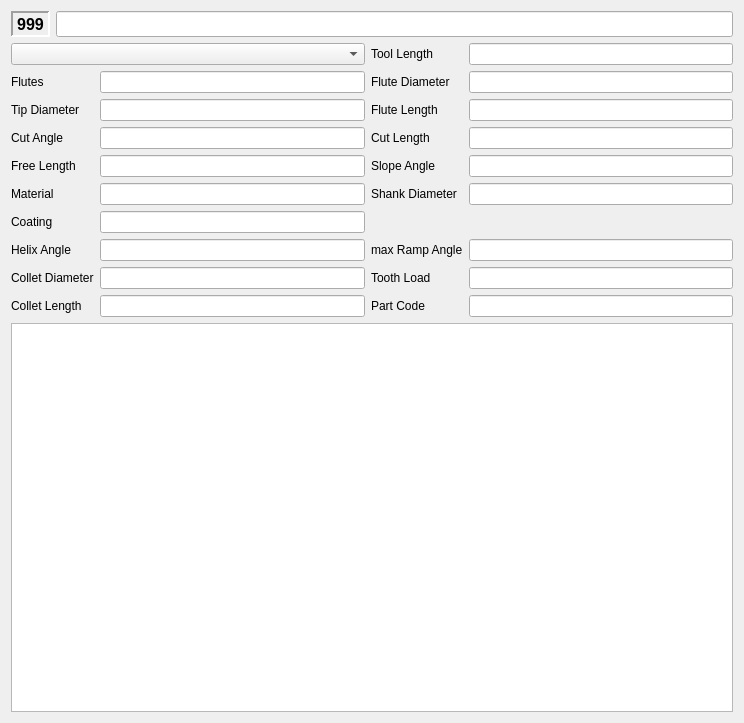
Above: src/UI/ToolEditor.ui from DjangoReinhard/FalconView before the change. Below: the same form after it.
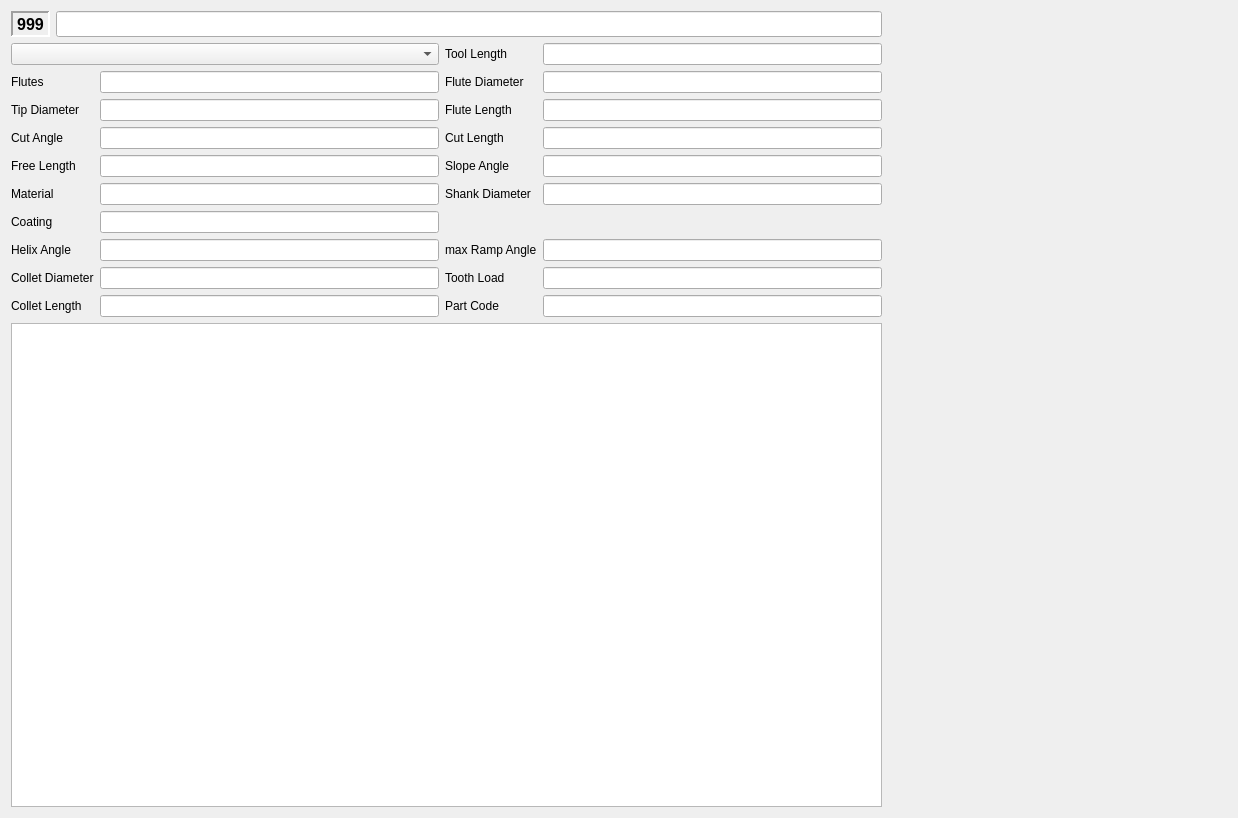
That is the form after the change. Icons and pictures are not drawn.

Commit message: fix help and create workaround for wrong qt resize handling

```diff
--- a/src/UI/ToolEditor.ui
+++ b/src/UI/ToolEditor.ui
@@ -6,100 +6,22 @@
    <rect>
     <x>0</x>
     <y>0</y>
-    <width>744</width>
-    <height>723</height>
+    <width>1238</width>
+    <height>818</height>
    </rect>
   </property>
+  <property name="sizePolicy">
+   <sizepolicy hsizetype="Expanding" vsizetype="Expanding">
+    <horstretch>0</horstretch>
+    <verstretch>0</verstretch>
+   </sizepolicy>
+  </property>
   <property name="windowTitle">
    <string>Form</string>
   </property>
-  <layout class="QGridLayout" name="gridLayout" columnstretch="0,0,10,0,10">
-   <item row="4" column="4">
-    <widget class="QLineEdit" name="eLenCut">
-     <property name="sizePolicy">
-      <sizepolicy hsizetype="MinimumExpanding" vsizetype="Fixed">
-       <horstretch>0</horstretch>
-       <verstretch>0</verstretch>
-      </sizepolicy>
-     </property>
-    </widget>
-   </item>
-   <item row="5" column="2">
-    <widget class="QLineEdit" name="eLenFree">
-     <property name="sizePolicy">
-      <sizepolicy hsizetype="MinimumExpanding" vsizetype="Fixed">
-       <horstretch>0</horstretch>
-       <verstretch>0</verstretch>
-      </sizepolicy>
-     </property>
-    </widget>
-   </item>
-   <item row="3" column="2">
-    <widget class="QLineEdit" name="eDiaTip">
-     <property name="sizePolicy">
-      <sizepolicy hsizetype="MinimumExpanding" vsizetype="Fixed">
-       <horstretch>0</horstretch>
-       <verstretch>0</verstretch>
-      </sizepolicy>
-     </property>
-    </widget>
-   </item>
-   <item row="8" column="4">
-    <widget class="QLineEdit" name="eAngMaxRamp">
-     <property name="sizePolicy">
-      <sizepolicy hsizetype="MinimumExpanding" vsizetype="Fixed">
-       <horstretch>0</horstretch>
-       <verstretch>0</verstretch>
-      </sizepolicy>
-     </property>
-    </widget>
-   </item>
-   <item row="4" column="2">
-    <widget class="QLineEdit" name="eAngCut">
-     <property name="sizePolicy">
-      <sizepolicy hsizetype="MinimumExpanding" vsizetype="Fixed">
-       <horstretch>0</horstretch>
-       <verstretch>0</verstretch>
-      </sizepolicy>
-     </property>
-    </widget>
-   </item>
-   <item row="3" column="4">
-    <widget class="QLineEdit" name="eLenFlute">
-     <property name="sizePolicy">
-      <sizepolicy hsizetype="MinimumExpanding" vsizetype="Fixed">
-       <horstretch>0</horstretch>
-       <verstretch>0</verstretch>
-      </sizepolicy>
-     </property>
-    </widget>
-   </item>
-   <item row="5" column="3">
-    <widget class="QLabel" name="label_13">
-     <property name="text">
-      <string>Slope Angle</string>
-     </property>
-    </widget>
-   </item>
-   <item row="2" column="2">
-    <widget class="QLineEdit" name="eFlutes">
-     <property name="sizePolicy">
-      <sizepolicy hsizetype="MinimumExpanding" vsizetype="Fixed">
-       <horstretch>0</horstretch>
-       <verstretch>0</verstretch>
-      </sizepolicy>
-     </property>
-    </widget>
-   </item>
-   <item row="8" column="3">
-    <widget class="QLabel" name="label_16">
-     <property name="text">
-      <string>max Ramp Angle</string>
-     </property>
-    </widget>
-   </item>
-   <item row="3" column="3">
-    <widget class="QLabel" name="label_7">
+  <layout class="QGridLayout" name="gridLayout" columnstretch="0,0,1,0,1,1">
+   <item row="1" column="3">
+    <widget class="QLabel" name="label">
      <property name="sizePolicy">
       <sizepolicy hsizetype="Preferred" vsizetype="Minimum">
        <horstretch>0</horstretch>
@@ -107,17 +29,14 @@
       </sizepolicy>
      </property>
      <property name="text">
-      <string>Flute Length</string>
+      <string>Tool Length</string>
      </property>
     </widget>
    </item>
-   <item row="9" column="4">
-    <widget class="QLineEdit" name="eLoad">
-     <property name="sizePolicy">
-      <sizepolicy hsizetype="MinimumExpanding" vsizetype="Fixed">
-       <horstretch>0</horstretch>
-       <verstretch>0</verstretch>
-      </sizepolicy>
+   <item row="9" column="0" colspan="2">
+    <widget class="QLabel" name="label_12">
+     <property name="text">
+      <string>Collet Diameter</string>
      </property>
     </widget>
    </item>
@@ -131,6 +50,13 @@
      </property>
     </widget>
    </item>
+   <item row="8" column="3">
+    <widget class="QLabel" name="label_16">
+     <property name="text">
+      <string>max Ramp Angle</string>
+     </property>
+    </widget>
+   </item>
    <item row="5" column="4">
     <widget class="QLineEdit" name="eAngSlope">
      <property name="sizePolicy">
@@ -141,6 +67,79 @@
      </property>
     </widget>
    </item>
+   <item row="10" column="2">
+    <widget class="QLineEdit" name="eLenColl">
+     <property name="sizePolicy">
+      <sizepolicy hsizetype="MinimumExpanding" vsizetype="Fixed">
+       <horstretch>0</horstretch>
+       <verstretch>0</verstretch>
+      </sizepolicy>
+     </property>
+    </widget>
+   </item>
+   <item row="6" column="0" colspan="2">
+    <widget class="QLabel" name="label_10">
+     <property name="text">
+      <string>Material</string>
+     </property>
+    </widget>
+   </item>
+   <item row="4" column="0" colspan="2">
+    <widget class="QLabel" name="label_5">
+     <property name="sizePolicy">
+      <sizepolicy hsizetype="Preferred" vsizetype="Minimum">
+       <horstretch>0</horstretch>
+       <verstretch>0</verstretch>
+      </sizepolicy>
+     </property>
+     <property name="text">
+      <string>Cut Angle</string>
+     </property>
+    </widget>
+   </item>
+   <item row="8" column="4">
+    <widget class="QLineEdit" name="eAngMaxRamp">
+     <property name="sizePolicy">
+      <sizepolicy hsizetype="MinimumExpanding" vsizetype="Fixed">
+       <horstretch>0</horstretch>
+       <verstretch>0</verstretch>
+      </sizepolicy>
+     </property>
+    </widget>
+   </item>
+   <item row="9" column="4">
+    <widget class="QLineEdit" name="eLoad">
+     <property name="sizePolicy">
+      <sizepolicy hsizetype="MinimumExpanding" vsizetype="Fixed">
+       <horstretch>0</horstretch>
+       <verstretch>0</verstretch>
+      </sizepolicy>
+     </property>
+    </widget>
+   </item>
+   <item row="3" column="0" colspan="2">
+    <widget class="QLabel" name="label_4">
+     <property name="sizePolicy">
+      <sizepolicy hsizetype="Preferred" vsizetype="Minimum">
+       <horstretch>0</horstretch>
+       <verstretch>0</verstretch>
+      </sizepolicy>
+     </property>
+     <property name="text">
+      <string>Tip Diameter</string>
+     </property>
+    </widget>
+   </item>
+   <item row="4" column="4">
+    <widget class="QLineEdit" name="eLenCut">
+     <property name="sizePolicy">
+      <sizepolicy hsizetype="MinimumExpanding" vsizetype="Fixed">
+       <horstretch>0</horstretch>
+       <verstretch>0</verstretch>
+      </sizepolicy>
+     </property>
+    </widget>
+   </item>
    <item row="9" column="2">
     <widget class="QLineEdit" name="eDiaColl">
      <property name="sizePolicy">
@@ -151,8 +150,18 @@
      </property>
     </widget>
    </item>
-   <item row="1" column="3">
-    <widget class="QLabel" name="label">
+   <item row="6" column="2">
+    <widget class="QLineEdit" name="eMaterial">
+     <property name="sizePolicy">
+      <sizepolicy hsizetype="MinimumExpanding" vsizetype="Fixed">
+       <horstretch>0</horstretch>
+       <verstretch>0</verstretch>
+      </sizepolicy>
+     </property>
+    </widget>
+   </item>
+   <item row="2" column="0" colspan="2">
+    <widget class="QLabel" name="label_2">
      <property name="sizePolicy">
       <sizepolicy hsizetype="Preferred" vsizetype="Minimum">
        <horstretch>0</horstretch>
@@ -160,12 +169,12 @@
       </sizepolicy>
      </property>
      <property name="text">
-      <string>Tool Length</string>
+      <string>Flutes</string>
      </property>
     </widget>
    </item>
-   <item row="8" column="2">
-    <widget class="QLineEdit" name="eAngHelix">
+   <item row="10" column="4">
+    <widget class="QLineEdit" name="ePartCode">
      <property name="sizePolicy">
       <sizepolicy hsizetype="MinimumExpanding" vsizetype="Fixed">
        <horstretch>0</horstretch>
@@ -174,10 +183,61 @@
      </property>
     </widget>
    </item>
-   <item row="9" column="3">
-    <widget class="QLabel" name="label_19">
+   <item row="5" column="3">
+    <widget class="QLabel" name="label_13">
      <property name="text">
-      <string>Tooth Load</string>
+      <string>Slope Angle</string>
+     </property>
+    </widget>
+   </item>
+   <item row="7" column="2">
+    <widget class="QLineEdit" name="eCoating">
+     <property name="sizePolicy">
+      <sizepolicy hsizetype="MinimumExpanding" vsizetype="Fixed">
+       <horstretch>0</horstretch>
+       <verstretch>0</verstretch>
+      </sizepolicy>
+     </property>
+    </widget>
+   </item>
+   <item row="10" column="0" colspan="2">
+    <widget class="QLabel" name="label_17">
+     <property name="text">
+      <string>Collet Length</string>
+     </property>
+    </widget>
+   </item>
+   <item row="1" column="0" colspan="3">
+    <widget class="QComboBox" name="cbType">
+     <property name="sizePolicy">
+      <sizepolicy hsizetype="MinimumExpanding" vsizetype="Fixed">
+       <horstretch>0</horstretch>
+       <verstretch>0</verstretch>
+      </sizepolicy>
+     </property>
+    </widget>
+   </item>
+   <item row="3" column="4">
+    <widget class="QLineEdit" name="eLenFlute">
+     <property name="sizePolicy">
+      <sizepolicy hsizetype="MinimumExpanding" vsizetype="Fixed">
+       <horstretch>0</horstretch>
+       <verstretch>0</verstretch>
+      </sizepolicy>
+     </property>
+    </widget>
+   </item>
+   <item row="5" column="0" colspan="2">
+    <widget class="QLabel" name="label_9">
+     <property name="text">
+      <string>Free Length</string>
+     </property>
+    </widget>
+   </item>
+   <item row="7" column="0" colspan="2">
+    <widget class="QLabel" name="label_15">
+     <property name="text">
+      <string>Coating</string>
      </property>
     </widget>
    </item>
@@ -194,18 +254,23 @@
      </property>
     </widget>
    </item>
-   <item row="10" column="2">
-    <widget class="QLineEdit" name="eLenColl">
+   <item row="0" column="1" colspan="4">
+    <widget class="QLineEdit" name="eName">
      <property name="sizePolicy">
       <sizepolicy hsizetype="MinimumExpanding" vsizetype="Fixed">
        <horstretch>0</horstretch>
        <verstretch>0</verstretch>
       </sizepolicy>
      </property>
+     <property name="font">
+      <font>
+       <pointsize>11</pointsize>
+      </font>
+     </property>
     </widget>
    </item>
-   <item row="2" column="4">
-    <widget class="QLineEdit" name="eDiaFlute">
+   <item row="6" column="4">
+    <widget class="QLineEdit" name="eDiaShank">
      <property name="sizePolicy">
       <sizepolicy hsizetype="MinimumExpanding" vsizetype="Fixed">
        <horstretch>0</horstretch>
@@ -214,6 +279,13 @@
      </property>
     </widget>
    </item>
+   <item row="6" column="3">
+    <widget class="QLabel" name="label_6">
+     <property name="text">
+      <string>Shank Diameter</string>
+     </property>
+    </widget>
+   </item>
    <item row="4" column="3">
     <widget class="QLabel" name="label_8">
      <property name="sizePolicy">
@@ -227,6 +299,59 @@
      </property>
     </widget>
    </item>
+   <item row="10" column="3">
+    <widget class="QLabel" name="label_14">
+     <property name="text">
+      <string>Part Code</string>
+     </property>
+    </widget>
+   </item>
+   <item row="5" column="2">
+    <widget class="QLineEdit" name="eLenFree">
+     <property name="sizePolicy">
+      <sizepolicy hsizetype="MinimumExpanding" vsizetype="Fixed">
+       <horstretch>0</horstretch>
+       <verstretch>0</verstretch>
+      </sizepolicy>
+     </property>
+    </widget>
+   </item>
+   <item row="8" column="2">
+    <widget class="QLineEdit" name="eAngHelix">
+     <property name="sizePolicy">
+      <sizepolicy hsizetype="MinimumExpanding" vsizetype="Fixed">
+       <horstretch>0</horstretch>
+       <verstretch>0</verstretch>
+      </sizepolicy>
+     </property>
+    </widget>
+   </item>
+   <item row="2" column="2">
+    <widget class="QLineEdit" name="eFlutes">
+     <property name="sizePolicy">
+      <sizepolicy hsizetype="MinimumExpanding" vsizetype="Fixed">
+       <horstretch>0</horstretch>
+       <verstretch>0</verstretch>
+      </sizepolicy>
+     </property>
+    </widget>
+   </item>
+   <item row="1" column="4">
+    <widget class="QLineEdit" name="eLenTool">
+     <property name="sizePolicy">
+      <sizepolicy hsizetype="MinimumExpanding" vsizetype="Fixed">
+       <horstretch>0</horstretch>
+       <verstretch>0</verstretch>
+      </sizepolicy>
+     </property>
+     <property name="focusPolicy">
+      <enum>Qt::NoFocus</enum>
+     </property>
+     <property name="readOnly">
+      <bool>true</bool>
+     </property>
+    </widget>
+   </item>
    <item row="0" column="0">
     <widget class="QLabel" name="toolNum">
      <property name="sizePolicy">
@@ -259,68 +384,6 @@
      </property>
     </widget>
    </item>
-   <item row="1" column="4">
-    <widget class="QLineEdit" name="eLenTool">
-     <property name="sizePolicy">
-      <sizepolicy hsizetype="MinimumExpanding" vsizetype="Fixed">
-       <horstretch>0</horstretch>
-       <verstretch>0</verstretch>
-      </sizepolicy>
-     </property>
-     <property name="focusPolicy">
-      <enum>Qt::NoFocus</enum>
-     </property>
-     <property name="readOnly">
-      <bool>true</bool>
-     </property>
-    </widget>
-   </item>
-   <item row="2" column="0" colspan="2">
-    <widget class="QLabel" name="label_2">
-     <property name="sizePolicy">
-      <sizepolicy hsizetype="Preferred" vsizetype="Minimum">
-       <horstretch>0</horstretch>
-       <verstretch>0</verstretch>
-      </sizepolicy>
-     </property>
-     <property name="text">
-      <string>Flutes</string>
-     </property>
-    </widget>
-   </item>
-   <item row="3" column="0" colspan="2">
-    <widget class="QLabel" name="label_4">
-     <property name="sizePolicy">
-      <sizepolicy hsizetype="Preferred" vsizetype="Minimum">
-       <horstretch>0</horstretch>
-       <verstretch>0</verstretch>
-      </sizepolicy>
-     </property>
-     <property name="text">
-      <string>Tip Diameter</string>
-     </property>
-    </widget>
-   </item>
-   <item row="4" column="0" colspan="2">
-    <widget class="QLabel" name="label_5">
-     <property name="sizePolicy">
-      <sizepolicy hsizetype="Preferred" vsizetype="Minimum">
-       <horstretch>0</horstretch>
-       <verstretch>0</verstretch>
-      </sizepolicy>
-     </property>
-     <property name="text">
-      <string>Cut Angle</string>
-     </property>
-    </widget>
-   </item>
-   <item row="5" column="0" colspan="2">
-    <widget class="QLabel" name="label_9">
-     <property name="text">
-      <string>Free Length</string>
-     </property>
-    </widget>
-   </item>
    <item row="8" column="0" colspan="2">
     <widget class="QLabel" name="label_11">
      <property name="text">
@@ -328,37 +391,18 @@
      </property>
     </widget>
    </item>
-   <item row="9" column="0" colspan="2">
-    <widget class="QLabel" name="label_12">
-     <property name="text">
-      <string>Collet Diameter</string>
-     </property>
-    </widget>
-   </item>
-   <item row="10" column="0" colspan="2">
-    <widget class="QLabel" name="label_17">
-     <property name="text">
-      <string>Collet Length</string>
-     </property>
-    </widget>
-   </item>
-   <item row="0" column="1" colspan="4">
-    <widget class="QLineEdit" name="eName">
+   <item row="4" column="2">
+    <widget class="QLineEdit" name="eAngCut">
      <property name="sizePolicy">
       <sizepolicy hsizetype="MinimumExpanding" vsizetype="Fixed">
        <horstretch>0</horstretch>
        <verstretch>0</verstretch>
       </sizepolicy>
      </property>
-     <property name="font">
-      <font>
-       <pointsize>11</pointsize>
-      </font>
-     </property>
     </widget>
    </item>
-   <item row="1" column="0" colspan="3">
-    <widget class="QComboBox" name="cbType">
+   <item row="3" column="2">
+    <widget class="QLineEdit" name="eDiaTip">
      <property name="sizePolicy">
       <sizepolicy hsizetype="MinimumExpanding" vsizetype="Fixed">
        <horstretch>0</horstretch>
@@ -367,32 +411,28 @@
      </property>
     </widget>
    </item>
-   <item row="10" column="3">
-    <widget class="QLabel" name="label_14">
+   <item row="9" column="3">
+    <widget class="QLabel" name="label_19">
      <property name="text">
-      <string>Part Code</string>
+      <string>Tooth Load</string>
      </property>
     </widget>
    </item>
-   <item row="10" column="4">
-    <widget class="QLineEdit" name="ePartCode">
+   <item row="3" column="3">
+    <widget class="QLabel" name="label_7">
      <property name="sizePolicy">
-      <sizepolicy hsizetype="MinimumExpanding" vsizetype="Fixed">
+      <sizepolicy hsizetype="Preferred" vsizetype="Minimum">
        <horstretch>0</horstretch>
        <verstretch>0</verstretch>
       </sizepolicy>
      </property>
-    </widget>
-   </item>
-   <item row="6" column="3">
-    <widget class="QLabel" name="label_6">
      <property name="text">
-      <string>Shank Diameter</string>
+      <string>Flute Length</string>
      </property>
     </widget>
    </item>
-   <item row="6" column="4">
-    <widget class="QLineEdit" name="eDiaShank">
+   <item row="2" column="4">
+    <widget class="QLineEdit" name="eDiaFlute">
      <property name="sizePolicy">
       <sizepolicy hsizetype="MinimumExpanding" vsizetype="Fixed">
        <horstretch>0</horstretch>
@@ -401,37 +441,28 @@
      </property>
     </widget>
    </item>
-   <item row="6" column="0" colspan="2">
-    <widget class="QLabel" name="label_10">
-     <property name="text">
-      <string>Material</string>
-     </property>
-    </widget>
-   </item>
-   <item row="6" column="2">
-    <widget class="QLineEdit" name="eMaterial">
+   <item row="0" column="5" rowspan="12">
+    <widget class="QLabel" name="helpImage">
      <property name="sizePolicy">
-      <sizepolicy hsizetype="MinimumExpanding" vsizetype="Fixed">
+      <sizepolicy hsizetype="Expanding" vsizetype="Expanding">
        <horstretch>0</horstretch>
        <verstretch>0</verstretch>
       </sizepolicy>
      </property>
-    </widget>
-   </item>
-   <item row="7" column="0" colspan="2">
-    <widget class="QLabel" name="label_15">
+     <property name="contextMenuPolicy">
+      <enum>Qt::NoContextMenu</enum>
+     </property>
      <property name="text">
-      <string>Coating</string>
+      <string/>
      </property>
-    </widget>
-   </item>
-   <item row="7" column="2">
-    <widget class="QLineEdit" name="eCoating">
-     <property name="sizePolicy">
-      <sizepolicy hsizetype="MinimumExpanding" vsizetype="Fixed">
-       <horstretch>0</horstretch>
-       <verstretch>0</verstretch>
-      </sizepolicy>
+     <property name="pixmap">
+      <pixmap resource="../../FalconView.qrc">:/res/ToolDimensions.png</pixmap>
+     </property>
+     <property name="scaledContents">
+      <bool>false</bool>
+     </property>
+     <property name="alignment">
+      <set>Qt::AlignLeading|Qt::AlignLeft|Qt::AlignTop</set>
      </property>
     </widget>
    </item>
```
Left out of the diff: 5 changed lines with no effect on the pictures. The commit also changes 30 other files.
